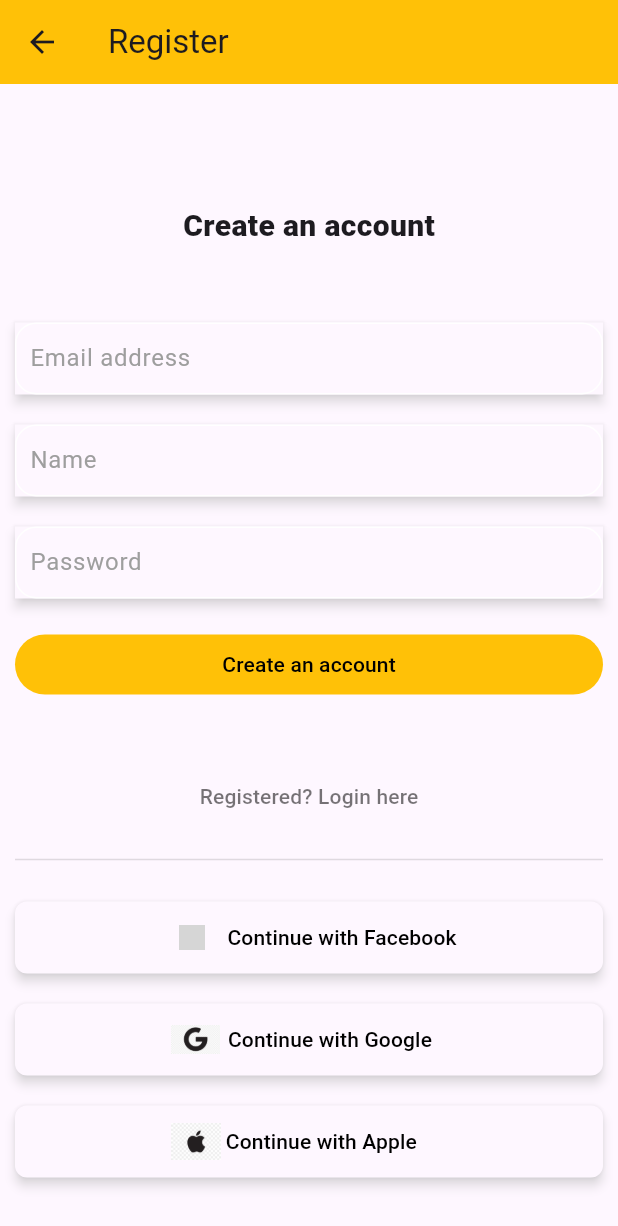
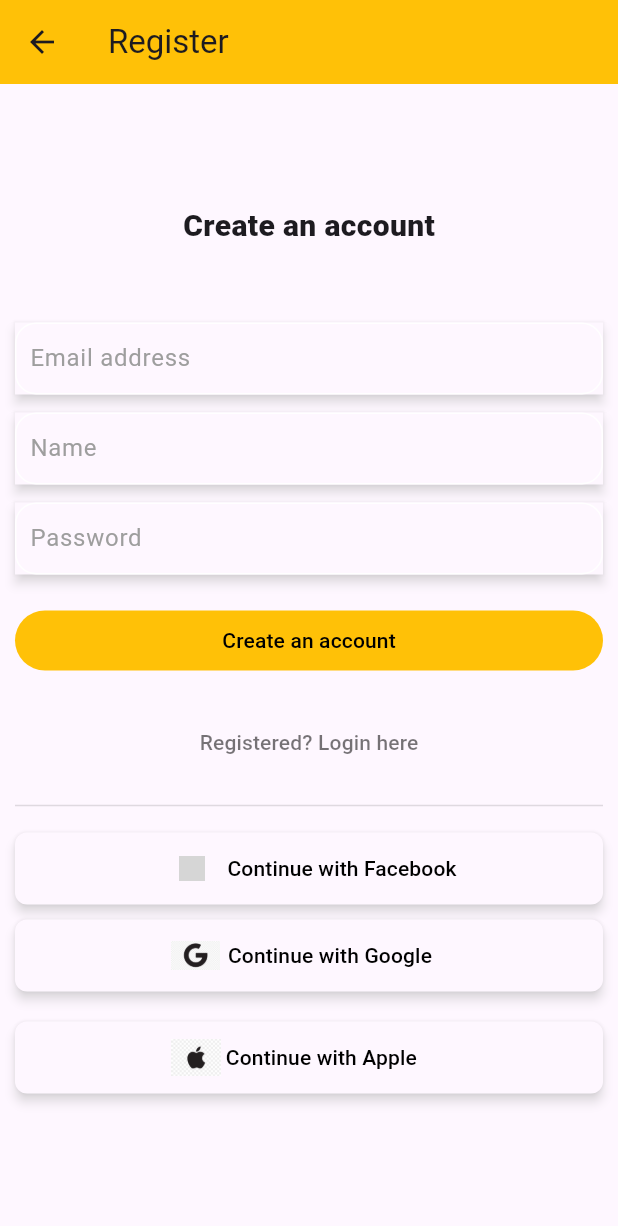
Before and after one commit to AdetolaAremu/flutter-design-I, a Flutter app: the RegisterView screen opened directly, on a phone screen of 412 x 824 dp. Shown: the top 1226 px of the screen. Run offline on Flutter 3.47's test engine with Material 2 defaults, Android fonts, the phone set to English and light mode, and no system bars; grey boxes are pictures that could not be loaded.

Commit message:
reworked padding for the page

```diff
--- a/lib/pages/register_view.dart
+++ b/lib/pages/register_view.dart
@@ -62,7 +62,7 @@ class _RegisterViewState extends State<RegisterView> {
                 ),
               ),
               const SizedBox(
-                height: 20,
+                height: 12,
               ),
               Padding(
                 padding: const EdgeInsets.symmetric(horizontal: 10),
@@ -92,7 +92,7 @@ class _RegisterViewState extends State<RegisterView> {
                 ),
               ),
               const SizedBox(
-                height: 20,
+                height: 12,
               ),
               Padding(
                 padding: const EdgeInsets.symmetric(horizontal: 10),
@@ -141,7 +141,7 @@ class _RegisterViewState extends State<RegisterView> {
                 ),
               ),
               const SizedBox(
-                height: 40,
+                height: 20,
               ),
               TextButton(
                 onPressed: () {
@@ -170,7 +170,7 @@ class _RegisterViewState extends State<RegisterView> {
                 ),
               ),
               const SizedBox(
-                height: 20,
+                height: 10,
               ),
               const LoginOptions(
                 image: 'assets/fb.png',
@@ -180,7 +180,7 @@ class _RegisterViewState extends State<RegisterView> {
                 imageSize: 17,
               ),
               const SizedBox(
-                height: 20,
+                height: 10,
               ),
               const LoginOptionsRight(
                 image: 'assets/google.jpg',
```
